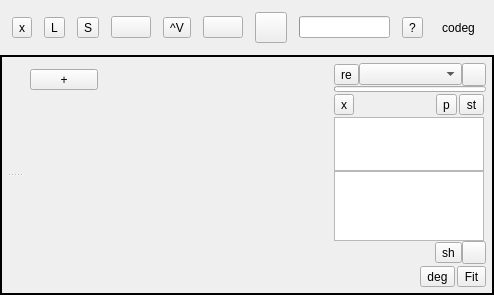
Qt form src/Ui/AppWindow.ui (NikolayRag/codeg) before a commit.
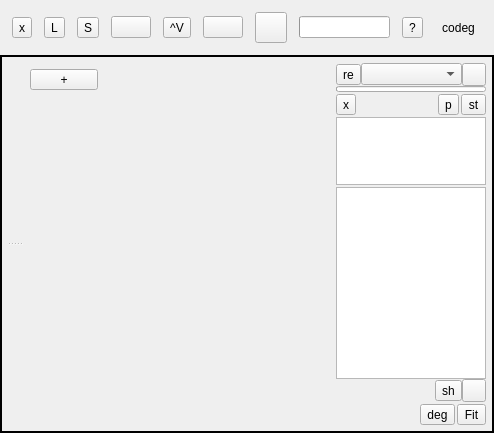
The same form after that commit. Icons and pictures are not drawn.

```diff
--- a/src/Ui/AppWindow.ui
+++ b/src/Ui/AppWindow.ui
@@ -438,6 +438,12 @@
                   </item>
                   <item>
                    <widget class="QWidget" name="frameDispatch" native="true">
+                    <property name="minimumSize">
+                     <size>
+                      <width>150</width>
+                      <height>0</height>
+                     </size>
+                    </property>
                     <layout class="QVBoxLayout" name="verticalLayout_7">
                      <property name="spacing">
                       <number>0</number>
@@ -508,12 +514,18 @@
                         <property name="spacing">
                          <number>2</number>
                         </property>
-                        <item row="4" column="0">
+                        <item row="3" column="0">
                          <widget class="QPlainTextEdit" name="labStats">
+                          <property name="sizePolicy">
+                           <sizepolicy hsizetype="Ignored" vsizetype="Expanding">
+                            <horstretch>0</horstretch>
+                            <verstretch>0</verstretch>
+                           </sizepolicy>
+                          </property>
                           <property name="maximumSize">
                            <size>
-                            <width>150</width>
-                            <height>54</height>
+                            <width>16777215</width>
+                            <height>68</height>
                            </size>
                           </property>
                           <property name="frameShadow">
@@ -533,23 +545,7 @@
                           </property>
                          </widget>
                         </item>
-                        <item row="2" column="0" colspan="2">
-                         <widget class="QProgressBar" name="progDispatch">
-                          <property name="sizePolicy">
-                           <sizepolicy hsizetype="MinimumExpanding" vsizetype="Fixed">
-                            <horstretch>0</horstretch>
-                            <verstretch>0</verstretch>
-                           </sizepolicy>
-                          </property>
-                          <property name="maximumSize">
-                           <size>
-                            <width>16777215</width>
-                            <height>6</height>
-                           </size>
-                          </property>
-                         </widget>
-                        </item>
-                        <item row="3" column="0">
+                        <item row="1" column="0">
                          <layout class="QHBoxLayout" name="horizontalLayout_7">
                           <item>
                            <widget class="QToolButton" name="btnDispCancel">
@@ -590,16 +586,29 @@
                           </item>
                          </layout>
                         </item>
-                       </layout>
-                      </widget>
-                     </item>
-                     <item>
+                        <item row="0" column="0">
+                         <widget class="QProgressBar" name="progDispatch">
+                          <property name="sizePolicy">
+                           <sizepolicy hsizetype="Ignored" vsizetype="Fixed">
+                            <horstretch>0</horstretch>
+                            <verstretch>0</verstretch>
+                           </sizepolicy>
+                          </property>
+                          <property name="maximumSize">
+                           <size>
+                            <width>16777215</width>
+                            <height>6</height>
+                           </size>
+                          </property>
+                         </widget>
+                        </item>
+                        <item row="4" column="0">
                       <widget class="QPlainTextEdit" name="frameDev">
-                       <property name="maximumSize">
-                        <size>
-                         <width>150</width>
-                         <height>96</height>
-                        </size>
+                          <property name="sizePolicy">
+                           <sizepolicy hsizetype="Ignored" vsizetype="Minimum">
+                            <horstretch>0</horstretch>
+                            <verstretch>0</verstretch>
+                           </sizepolicy>
                        </property>
                        <property name="frameShadow">
                         <enum>QFrame::Plain</enum>
@@ -613,6 +622,9 @@
                        <property name="tabStopDistance">
                         <double>80.000000000000000</double>
                        </property>
+                         </widget>
+                        </item>
+                       </layout>
                       </widget>
                      </item>
                      <item>
```
Lines whose indentation alone changed are shown as unchanged.
